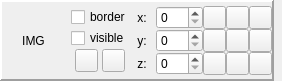
This is animatron/widget.ui in GoldKeeper/ResEditor as Qt 5 draws it before an edit. The edited form follows.
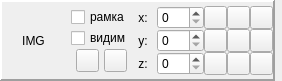
This is the edited form.

The edit to the form file:
```diff
--- a/animatron/widget.ui
+++ b/animatron/widget.ui
@@ -67,14 +67,14 @@
           <item>
            <widget class="QCheckBox" name="checkBox_use">
             <property name="text">
-             <string>border</string>
+             <string>рамка</string>
             </property>
            </widget>
           </item>
           <item>
            <widget class="QCheckBox" name="checkBox_visible">
             <property name="text">
-             <string>visible</string>
+             <string>видим</string>
             </property>
            </widget>
           </item>
```
